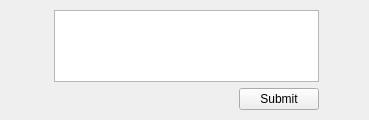
Above: ui/CommentAdd.ui from dmzdev/stance before the change. Below: the same form after it.
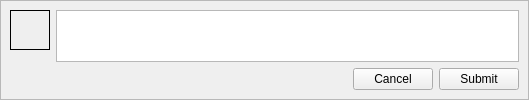
That is the form after the change.

What changed in the file:
```diff
--- a/ui/CommentAdd.ui
+++ b/ui/CommentAdd.ui
@@ -6,27 +6,87 @@
    <rect>
     <x>0</x>
     <y>0</y>
-    <width>369</width>
-    <height>120</height>
+    <width>458</width>
+    <height>100</height>
    </rect>
   </property>
   <property name="windowTitle">
    <string>Form</string>
   </property>
+  <layout class="QVBoxLayout" name="verticalLayout">
+   <property name="spacing">
+    <number>0</number>
+   </property>
+   <property name="margin">
+    <number>0</number>
+   </property>
+   <item>
+    <widget class="QFrame" name="frame">
+     <property name="sizePolicy">
+      <sizepolicy hsizetype="Minimum" vsizetype="Preferred">
+       <horstretch>0</horstretch>
+       <verstretch>0</verstretch>
+      </sizepolicy>
+     </property>
+     <property name="frameShape">
+      <enum>QFrame::StyledPanel</enum>
+     </property>
+     <property name="frameShadow">
+      <enum>QFrame::Raised</enum>
+     </property>
   <layout class="QGridLayout" name="gridLayout">
-   <property name="leftMargin">
-    <number>54</number>
-   </property>
-   <property name="topMargin">
-    <number>10</number>
-   </property>
-   <property name="rightMargin">
-    <number>50</number>
-   </property>
-   <property name="bottomMargin">
-    <number>10</number>
-   </property>
-   <item row="0" column="0" colspan="2">
+      <item row="0" column="0" rowspan="2">
+       <layout class="QVBoxLayout" name="verticalLayout_2">
+        <item>
+         <widget class="QLabel" name="avatarLabel">
+          <property name="sizePolicy">
+           <sizepolicy hsizetype="Fixed" vsizetype="Fixed">
+            <horstretch>0</horstretch>
+            <verstretch>0</verstretch>
+           </sizepolicy>
+          </property>
+          <property name="minimumSize">
+           <size>
+            <width>40</width>
+            <height>40</height>
+           </size>
+          </property>
+          <property name="maximumSize">
+           <size>
+            <width>40</width>
+            <height>40</height>
+           </size>
+          </property>
+          <property name="frameShape">
+           <enum>QFrame::Box</enum>
+          </property>
+          <property name="text">
+           <string/>
+          </property>
+          <property name="scaledContents">
+           <bool>true</bool>
+          </property>
+          <property name="textInteractionFlags">
+           <set>Qt::NoTextInteraction</set>
+          </property>
+         </widget>
+        </item>
+        <item>
+         <spacer name="verticalSpacer">
+          <property name="orientation">
+           <enum>Qt::Vertical</enum>
+          </property>
+          <property name="sizeHint" stdset="0">
+           <size>
+            <width>20</width>
+            <height>13</height>
+           </size>
+          </property>
+         </spacer>
+        </item>
+       </layout>
+      </item>
+      <item row="0" column="1" colspan="3">
     <widget class="QTextEdit" name="textEdit">
      <property name="sizePolicy">
       <sizepolicy hsizetype="Expanding" vsizetype="Maximum">
@@ -34,10 +94,16 @@
        <verstretch>0</verstretch>
       </sizepolicy>
      </property>
+        <property name="minimumSize">
+         <size>
+          <width>0</width>
+          <height>40</height>
+         </size>
+        </property>
      <property name="maximumSize">
       <size>
        <width>16777215</width>
-       <height>80</height>
+          <height>16777215</height>
       </size>
      </property>
      <property name="tabChangesFocus">
@@ -45,7 +111,7 @@
      </property>
     </widget>
    </item>
-   <item row="1" column="0">
+      <item row="1" column="1">
     <spacer name="horizontalSpacer">
      <property name="orientation">
       <enum>Qt::Horizontal</enum>
@@ -58,11 +124,21 @@
      </property>
     </spacer>
    </item>
-   <item row="1" column="1">
+      <item row="1" column="3">
     <widget class="QPushButton" name="submitButton">
      <property name="text">
       <string>Submit</string>
      </property>
+       </widget>
+      </item>
+      <item row="1" column="2">
+       <widget class="QPushButton" name="cancelButton">
+        <property name="text">
+         <string>Cancel</string>
+        </property>
+       </widget>
+      </item>
+     </layout>
     </widget>
    </item>
   </layout>
```
Lines whose indentation alone changed are shown as unchanged.
